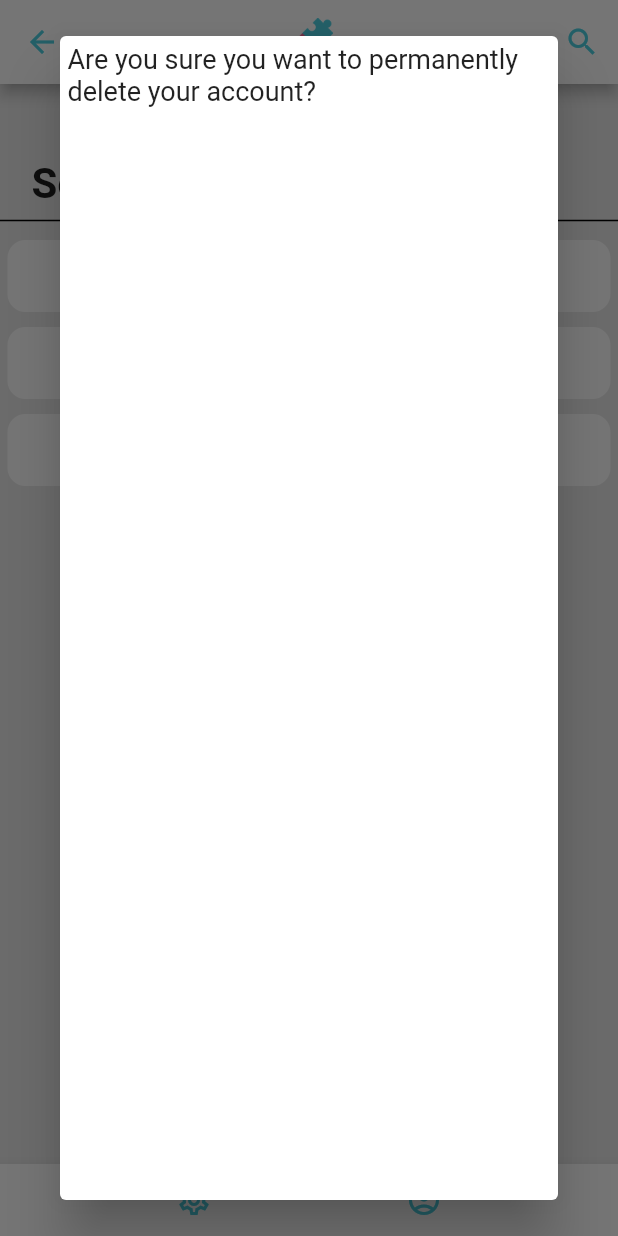
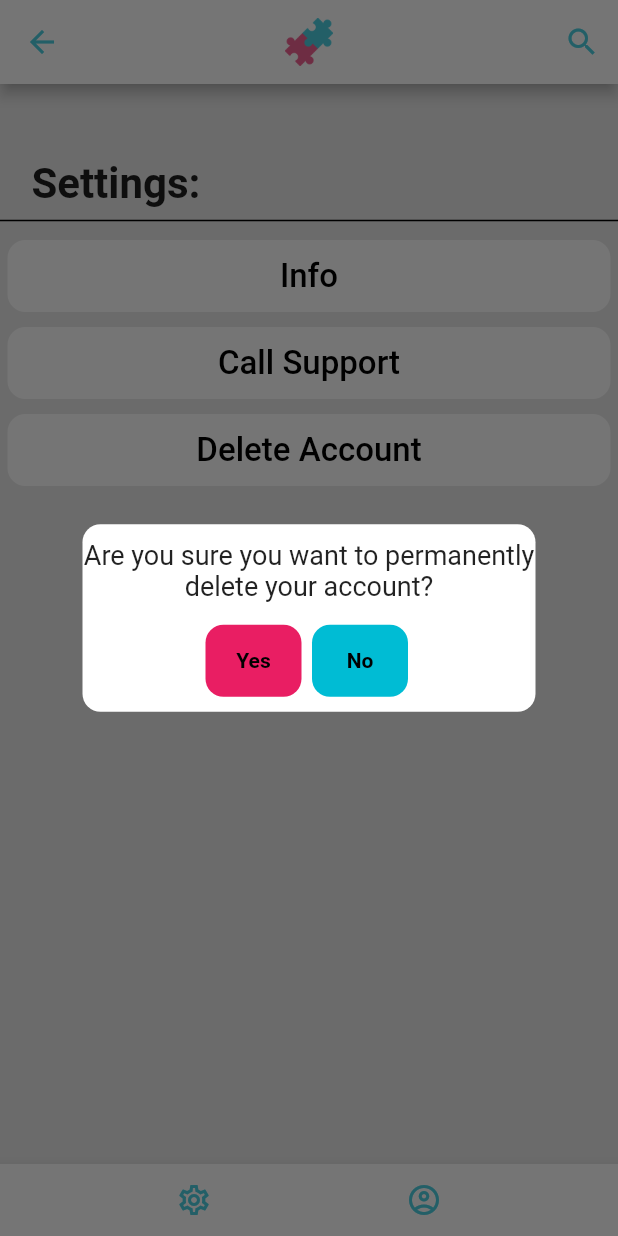
Before and after one commit to AdrianSzacsko/mtaa_frontend, a Flutter app: the SettingsScreen screen opened directly, after a tap on "Delete Account", on a phone screen of 412 x 824 dp. Run offline on Flutter 3.47's test engine with Material 2 defaults, Android fonts, the phone set to English and light mode, and no system bars; our stand-ins replace dio, form_field_validator; missing offline and left inert: dart:ffi.

Commit message:
add popup dialog to settings_screen.dart

```diff
--- a/lib/Screens/settings_screen.dart
+++ b/lib/Screens/settings_screen.dart
@@ -105,6 +105,7 @@ class SettingsScreenState extends State<SettingsScreen> {
               child: TextButton(
                 onPressed: () {
                   //TODO add info
+
                 },
                 child: const Text("Info",
                 style: TextStyle(
@@ -146,23 +147,71 @@ class SettingsScreenState extends State<SettingsScreen> {
                       context: context,
                       builder: (context) {
                         return Dialog(
+                          alignment: Alignment.center,
+
                           //shape: RoundedRectangleBorder(borderRadius: BorderRadius.circular(40)),
-                          elevation: 16,
+                          elevation: 0,
+                          backgroundColor: Colors.transparent,
                           child: Container(
-                            margin: const EdgeInsets.all(5),
+
+                            margin: const EdgeInsets.all(15),
                             decoration: BoxDecoration(
-                            color: Colors.white,
-                            borderRadius: BorderRadius.circular(12),
+                              color: Colors.white,
+                              borderRadius: BorderRadius.circular(12),
                             ),
                             child: Column(
+                              mainAxisSize: MainAxisSize.min,
                               children: [
-                                Container(
-                                  child: const Text("Are you sure you want to permanently delete your account?",
-                                  style: TextStyle(
-                                    fontSize: 18,
+                                const SizedBox(height: 10),
+                                const Text("Are you sure you want to permanently delete your account?",
+                                style: TextStyle(
+                                  fontSize: 18,
+
+                                  ),
+                                  textAlign: TextAlign.center,
+                                ),
+                                const SizedBox(height: 10),
+                                Row(
+                                  mainAxisAlignment: MainAxisAlignment.center,
+                                  children: [
+                                    Container(
+                                      margin: const EdgeInsets.all(2),
+                                      decoration: BoxDecoration(
+                                        color: secondaryColor,
+                                        borderRadius: BorderRadius.circular(12),
+                                      ),
+                                      child: TextButton(
+                                          onPressed: (){
+                                              //TODO delete account
+                                            Navigator.of(context).push(MaterialPageRoute(builder: (ctx) => SignInScreen()));
+                                          },
+                                          child: const Text("Yes",
+                                            style: TextStyle(
+                                              color: Colors.black,
+                                              fontWeight: FontWeight.bold,
+                                            ),
+                                          )
+                                      ),
                                     ),
-                                  ),
+                                    Container(
+                                      margin: const EdgeInsets.all(5),
+                                      decoration: BoxDecoration(
+                                        color: primaryColor,
+                                        borderRadius: BorderRadius.circular(12),
+                                      ),
+                                      child: TextButton(
+                                          onPressed: () => Navigator.pop(context, false),
+                                          child: const Text("No",
+                                            style: TextStyle(
+                                              color: Colors.black,
+                                              fontWeight: FontWeight.bold,
+                                            ),
+                                          )
+                                      ),
+                                    ),
+                                  ],
                                 ),
+                                const SizedBox(height: 5),
                               ],
                             ),
                           ),
@@ -172,7 +221,7 @@ class SettingsScreenState extends State<SettingsScreen> {
                 },
                 child: const Text("Delete Account",
                   style: TextStyle(
-                    //fontSize: 22,
+                    fontSize: 22,
                     color: Colors.black,
                   ),
                 ),
```
